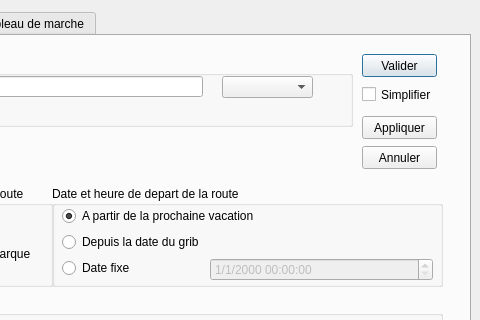
Qt form src/Ui/Route_Editor.ui (nohal/qtVlm) before a commit; both pictures show x 160 to 640 and y 0 to 320 of the 640 by 574 pixel window.
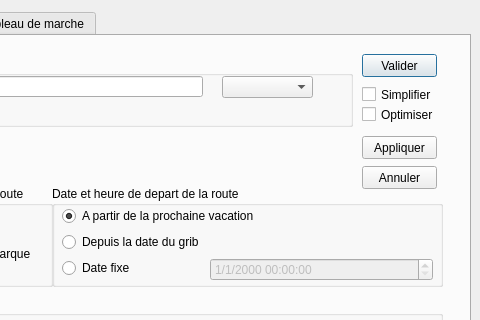
The same form after that commit.

What changed in the file:
```diff
--- a/src/Ui/Route_Editor.ui
+++ b/src/Ui/Route_Editor.ui
@@ -488,7 +488,7 @@
       <property name="geometry">
        <rect>
         <x>490</x>
-        <y>100</y>
+        <y>120</y>
         <width>75</width>
         <height>23</height>
        </rect>
@@ -551,7 +551,7 @@
       <property name="geometry">
        <rect>
         <x>490</x>
-        <y>70</y>
+        <y>90</y>
         <width>75</width>
         <height>23</height>
        </rect>
@@ -560,6 +560,26 @@
        <string>Appliquer</string>
       </property>
      </widget>
+     <widget class="QCheckBox" name="Optimiser">
+      <property name="geometry">
+       <rect>
+        <x>490</x>
+        <y>60</y>
+        <width>91</width>
+        <height>17</height>
+       </rect>
+      </property>
+      <property name="toolTip">
+       <string>&lt;!DOCTYPE HTML PUBLIC &quot;-//W3C//DTD HTML 4.0//EN&quot; &quot;http://www.w3.org/TR/REC-html40/strict.dtd&quot;&gt;
+&lt;html&gt;&lt;head&gt;&lt;meta name=&quot;qrichtext&quot; content=&quot;1&quot; /&gt;&lt;style type=&quot;text/css&quot;&gt;
+p, li { white-space: pre-wrap; }
+&lt;/style&gt;&lt;/head&gt;&lt;body style=&quot; font-family:'MS Shell Dlg 2'; font-size:7.8pt; font-weight:400; font-style:normal;&quot;&gt;
+&lt;p style=&quot; margin-top:0px; margin-bottom:0px; margin-left:0px; margin-right:0px; -qt-block-indent:0; text-indent:0px;&quot;&gt;&lt;span style=&quot; font-size:8pt;&quot;&gt;Optimise le placement sur la route de tous les POIs simplifiables en utilisant l'algorithme Simplex de Nelder-Mead.&lt;/span&gt;&lt;/p&gt;&lt;/body&gt;&lt;/html&gt;</string>
+      </property>
+      <property name="text">
+       <string>Optimiser</string>
+      </property>
+     </widget>
     </widget>
    </widget>
    <widget class="QWidget" name="tab_2">
```
Left out of the diff: 16 changed lines with no effect on the pictures.
